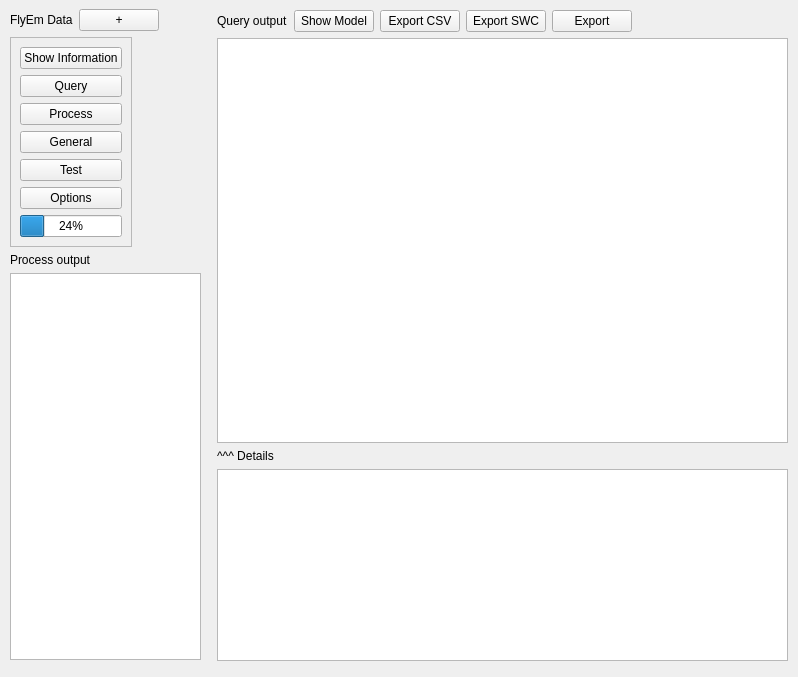
Above: neurolabi/gui/flyemdataform.ui from janelia-flyem/NeuTu before the change. Below: the same form after it.
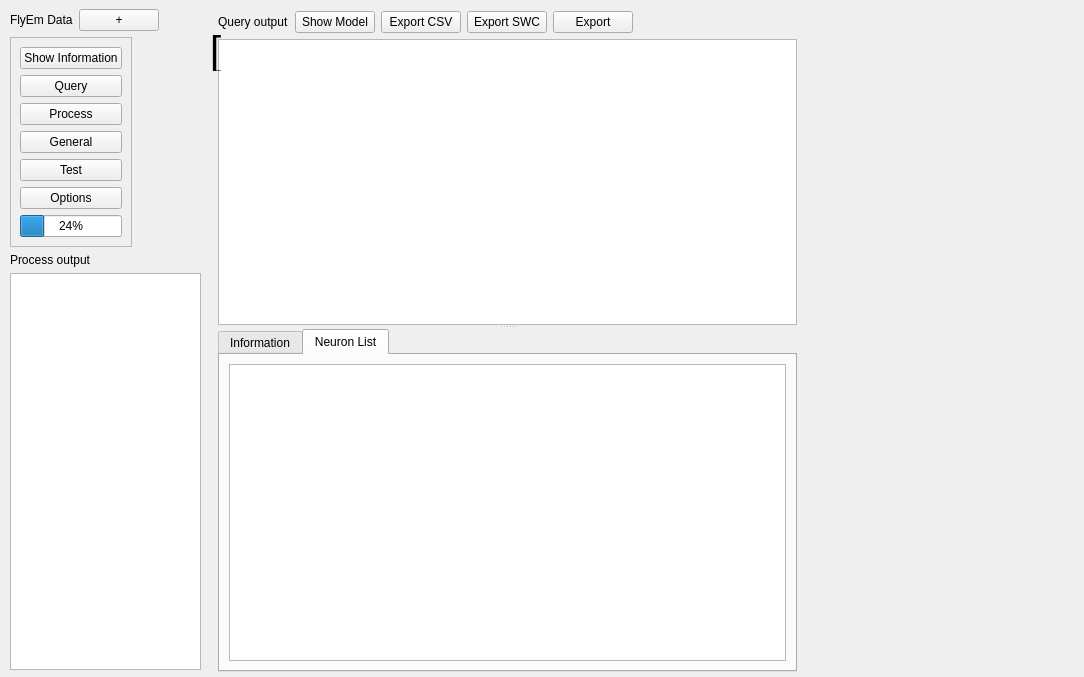
That is the form after the change. The open tabs and pages were chosen to show the change. Custom widgets are drawn as their Qt base class.

Diff of the .ui file:
```diff
--- a/neurolabi/gui/flyemdataform.ui
+++ b/neurolabi/gui/flyemdataform.ui
@@ -6,7 +6,7 @@
    <rect>
     <x>0</x>
     <y>0</y>
-    <width>798</width>
+    <width>1084</width>
     <height>677</height>
    </rect>
   </property>
@@ -25,7 +25,7 @@
      <x>10</x>
      <y>9</y>
      <width>191</width>
-     <height>651</height>
+     <height>661</height>
     </rect>
    </property>
    <layout class="QVBoxLayout" name="verticalLayout_3">
@@ -178,17 +178,19 @@
     </item>
    </layout>
   </widget>
-  <widget class="QWidget" name="layoutWidget">
+  <widget class="QSplitter" name="splitter">
    <property name="geometry">
     <rect>
-     <x>217</x>
-     <y>10</y>
-     <width>571</width>
-     <height>651</height>
+     <x>218</x>
+     <y>11</y>
+     <width>579</width>
+     <height>661</height>
     </rect>
    </property>
-   <layout class="QVBoxLayout" name="verticalLayout_5">
-    <item>
+   <property name="orientation">
+    <enum>Qt::Vertical</enum>
+   </property>
+   <widget class="QWidget" name="layoutWidget">
      <layout class="QVBoxLayout" name="verticalLayout_4">
       <item>
        <layout class="QHBoxLayout" name="horizontalLayout_2">
@@ -250,14 +252,16 @@
        </widget>
       </item>
      </layout>
-    </item>
-    <item>
-     <widget class="QLabel" name="label_4">
-      <property name="text">
-       <string>^^^ Details</string>
-      </property>
-     </widget>
-    </item>
+   </widget>
+   <widget class="QTabWidget" name="InformationTab">
+    <property name="currentIndex">
+     <number>0</number>
+    </property>
+    <widget class="QWidget" name="tab">
+     <attribute name="title">
+      <string>Information</string>
+     </attribute>
+     <layout class="QVBoxLayout" name="verticalLayout_6">
     <item>
      <widget class="QTextEdit" name="infoWindow">
       <property name="sizePolicy">
@@ -269,6 +273,53 @@
      </widget>
     </item>
    </layout>
+    </widget>
+    <widget class="QWidget" name="tab_2">
+     <attribute name="title">
+      <string>Neuron List</string>
+     </attribute>
+     <layout class="QVBoxLayout" name="verticalLayout_5">
+      <item>
+       <widget class="ZFlyEmQueryView" name="slaveQueryView">
+        <property name="sizePolicy">
+         <sizepolicy hsizetype="Expanding" vsizetype="Expanding">
+          <horstretch>0</horstretch>
+          <verstretch>0</verstretch>
+         </sizepolicy>
+        </property>
+       </widget>
+      </item>
+     </layout>
+    </widget>
+   </widget>
+  </widget>
+  <widget class="QLabel" name="label_4">
+   <property name="geometry">
+    <rect>
+     <x>210</x>
+     <y>30</y>
+     <width>21</width>
+     <height>41</height>
+    </rect>
+   </property>
+   <property name="font">
+    <font>
+     <pointsize>30</pointsize>
+    </font>
+   </property>
+   <property name="text">
+    <string>[</string>
+   </property>
+  </widget>
+  <widget class="QWidget" name="thumnailContainer" native="true">
+   <property name="geometry">
+    <rect>
+     <x>820</x>
+     <y>10</y>
+     <width>211</width>
+     <height>171</height>
+    </rect>
+   </property>
   </widget>
  </widget>
  <customwidgets>
```
Lines whose indentation alone changed are shown as unchanged.
